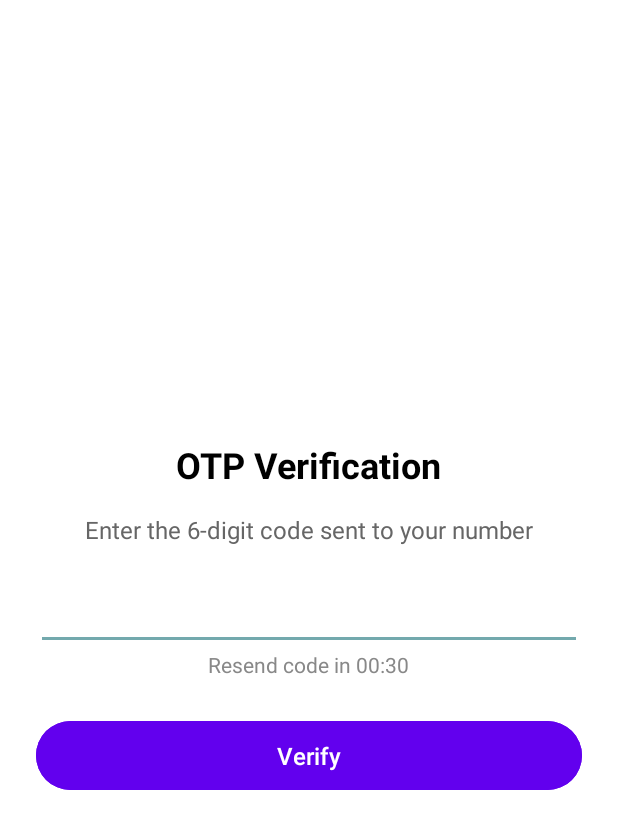
After one commit to imraj2020/dinajpur_zila_app, an Android app: the OtpVerificationActivity screen opened directly, with no data from a screen before it, on a phone screen of 412 x 824 dp. The commit adds this screen. Shown: the top 829 px of the screen. Run offline under Robolectric (Android 15) with nearby library versions, the light colour scheme and no system bars.

Commit message:
otp done with small work,need some modification

```diff
--- a/app/src/main/AndroidManifest.xml
+++ b/app/src/main/AndroidManifest.xml
@@ -18,16 +18,15 @@
         android:theme="@style/Theme.DinajpurZilaApp"
         android:usesCleartextTraffic="true"
         tools:targetApi="31">
-
+        <activity
+            android:name=".OtpVerificationActivity"
+            android:exported="false" />
         <activity
             android:name=".screen.auth.RegistrationActivity"
             android:exported="false" />
-
         <activity
             android:name=".screen.auth.LoginActivity"
             android:exported="false" />
-
-
         <activity
             android:name=".screen.WelcomePageActivity"
             android:exported="true">
--- /dev/null
+++ b/app/src/main/java/com/dinajpur/app/OtpVerificationActivity.kt
@@ -0,0 +1,46 @@
+package com.dinajpur.app
+
+import android.content.Intent
+import android.os.Bundle
+import android.widget.Toast
+import androidx.activity.enableEdgeToEdge
+import androidx.appcompat.app.AppCompatActivity
+import androidx.core.view.ViewCompat
+import androidx.core.view.WindowInsetsCompat
+import com.dinajpur.app.databinding.ActivityOtpVerificationBinding
+import com.dinajpur.app.databinding.ActivityRegistrationBinding
+import com.dinajpur.app.screen.auth.LoginActivity
+import com.dinajpur.app.screen.auth.RegistrationActivity
+
+class OtpVerificationActivity : AppCompatActivity() {
+
+    private lateinit var binding: ActivityOtpVerificationBinding
+    override fun onCreate(savedInstanceState: Bundle?) {
+        super.onCreate(savedInstanceState)
+
+        binding = ActivityOtpVerificationBinding.inflate(layoutInflater)
+
+        setContentView(binding.root)
+        val myotp = intent.getStringExtra("Otp")
+
+
+        binding.btnVerify.setOnClickListener {
+            if (binding.OtpEditText.text.toString().equals(myotp)){
+                val intent = Intent(this, LoginActivity::class.java)
+                startActivity(intent)
+                finish()
+            }else{
+
+                Toast.makeText(this,"Invalid Otp", Toast.LENGTH_LONG).show()
+            }
+
+        }
+
+
+        //
+
+
+
+
+    }
+}
--- a/app/src/main/java/com/dinajpur/app/screen/auth/RegistrationActivity.kt
+++ b/app/src/main/java/com/dinajpur/app/screen/auth/RegistrationActivity.kt
@@ -1,5 +1,6 @@
 package com.dinajpur.app.screen.auth
 
+import android.content.Intent
 import android.os.Bundle
 import android.util.Log
 import android.view.View
@@ -11,6 +12,7 @@ import androidx.core.view.ViewCompat
 import androidx.core.view.WindowInsetsCompat
 import com.dinajpur.app.DataClass.RegisterRequest
 import com.dinajpur.app.DataClass.RegisterResponse
+import com.dinajpur.app.OtpVerificationActivity
 import com.dinajpur.app.R
 import com.dinajpur.app.databinding.ActivityRegistrationBinding
 import com.dinajpur.app.network.ApiClient
@@ -131,7 +133,10 @@ class RegistrationActivity : AppCompatActivity() {
                             val data = response.body()
                             data?.let {
                                 Log.d("API_SUCCESS", "Message: ${it.message}, OTP: ${it.verifyCode}")
-                                // এখানে OTP ভেরিফিকেশনের স্ক্রিনে নিয়ে যেতে পারো
+                                val intent = Intent(this@RegistrationActivity, OtpVerificationActivity::class.java)
+                                intent.putExtra("Otp",it.verifyCode)
+                                startActivity(intent)
+                                finish()
                             }
                         } else {
                             Log.e("API_ERROR", "Response failed: ${response.errorBody()?.string()}")
@@ -152,6 +157,7 @@ class RegistrationActivity : AppCompatActivity() {
 
     }
 
+
     private fun showError(message: String) {
         Snackbar.make(binding.root, message, Snackbar.LENGTH_LONG).show()
     }
@@ -159,4 +165,11 @@ class RegistrationActivity : AppCompatActivity() {
     private fun showSuccess(message: String) {
         Snackbar.make(binding.root, message, Snackbar.LENGTH_LONG).show()
     }
+
+ fun  movetootppage(){
+
+
+     val intent = Intent(this, RegistrationActivity::class.java)
+     startActivity(intent)
+ }
 }
--- /dev/null
+++ b/app/src/main/res/drawable/otp_input_background.xml
@@ -0,0 +1,6 @@
+<shape xmlns:android="http://schemas.android.com/apk/res/android"
+    android:shape="rectangle">
+    <solid android:color="#EEEEEE"/>
+    <corners android:radius="8dp"/>
+    <stroke android:width="1dp" android:color="#CCCCCC"/>
+</shape>
--- /dev/null
+++ b/app/src/main/res/layout/activity_otp_verification.xml
@@ -0,0 +1,91 @@
+<?xml version="1.0" encoding="utf-8"?>
+<LinearLayout xmlns:android="http://schemas.android.com/apk/res/android"
+    xmlns:tools="http://schemas.android.com/tools"
+    android:id="@+id/otpLayout"
+    android:layout_width="match_parent"
+    android:layout_height="match_parent"
+    android:orientation="vertical"
+    android:padding="24dp"
+    android:gravity="center"
+    tools:context=".OtpVerificationActivity">
+
+    <TextView
+        android:id="@+id/textTitle"
+        android:layout_width="wrap_content"
+        android:layout_height="wrap_content"
+        android:text="OTP Verification"
+        android:textSize="24sp"
+        android:textStyle="bold"
+        android:textColor="#000000"
+        android:layout_marginBottom="16dp" />
+
+    <TextView
+        android:id="@+id/textInstruction"
+        android:layout_width="wrap_content"
+        android:layout_height="wrap_content"
+        android:text="Enter the 6-digit code sent to your number"
+        android:textSize="16sp"
+        android:textColor="#666666"
+        android:layout_marginBottom="24dp" />
+
+    <LinearLayout
+        android:id="@+id/otpContainer"
+        android:visibility="gone"
+        android:layout_width="wrap_content"
+        android:layout_height="wrap_content"
+        android:orientation="horizontal"
+        android:layout_marginBottom="24dp"
+        android:gravity="center">
+
+        <EditText
+            android:id="@+id/otpDigit1"
+            style="@style/OtpDigitStyle" />
+
+        <EditText
+            android:id="@+id/otpDigit2"
+            style="@style/OtpDigitStyle" />
+
+        <EditText
+            android:id="@+id/otpDigit3"
+            style="@style/OtpDigitStyle" />
+
+        <EditText
+            android:id="@+id/otpDigit4"
+            style="@style/OtpDigitStyle" />
+
+        <EditText
+            android:id="@+id/otpDigit5"
+            style="@style/OtpDigitStyle" />
+
+        <EditText
+            android:id="@+id/otpDigit6"
+            style="@style/OtpDigitStyle" />
+    </LinearLayout>
+
+    <EditText
+        android:layout_width="match_parent"
+        android:layout_height="wrap_content"
+        android:id="@+id/OtpEditText"
+        android:inputType="number"
+        />
+
+    <TextView
+        android:id="@+id/textResendTimer"
+        android:layout_width="wrap_content"
+        android:layout_height="wrap_content"
+        android:text="Resend code in 00:30"
+        android:textSize="14sp"
+        android:textColor="#888888"
+        android:layout_marginBottom="24dp" />
+
+    <Button
+        android:id="@+id/btnVerify"
+        android:layout_width="match_parent"
+        android:layout_height="wrap_content"
+        android:text="Verify"
+        android:backgroundTint="#6200EE"
+        android:textColor="#FFFFFF"
+        android:padding="12dp"
+        android:textSize="16sp" />
+
+</LinearLayout>
--- a/app/src/main/res/layout/activity_welcome_page.xml
+++ b/app/src/main/res/layout/activity_welcome_page.xml
@@ -93,7 +93,7 @@
             android:layout_marginStart="40dp"
             android:layout_marginTop="30dp"
             android:layout_marginEnd="40dp"
-            android:background="@drawable/btn_register_border"
+            android:background="@drawable/button_outline_white"
             android:backgroundTint="@color/black"
             android:text="Register"
             android:textColor="#FFFFFF"
--- /dev/null
+++ b/app/src/main/res/values/styles.xml
@@ -0,0 +1,16 @@
+<?xml version="1.0" encoding="utf-8"?>
+<resources>
+
+
+    <style name="OtpDigitStyle">
+        <item name="android:layout_width">48dp</item>
+        <item name="android:layout_height">48dp</item>
+        <item name="android:layout_margin">8dp</item>
+        <item name="android:gravity">center</item>
+        <item name="android:inputType">number</item>
+        <item name="android:textSize">18sp</item>
+        <item name="android:background">@drawable/otp_input_background</item>
+    </style>
+
+
+</resources>
```
